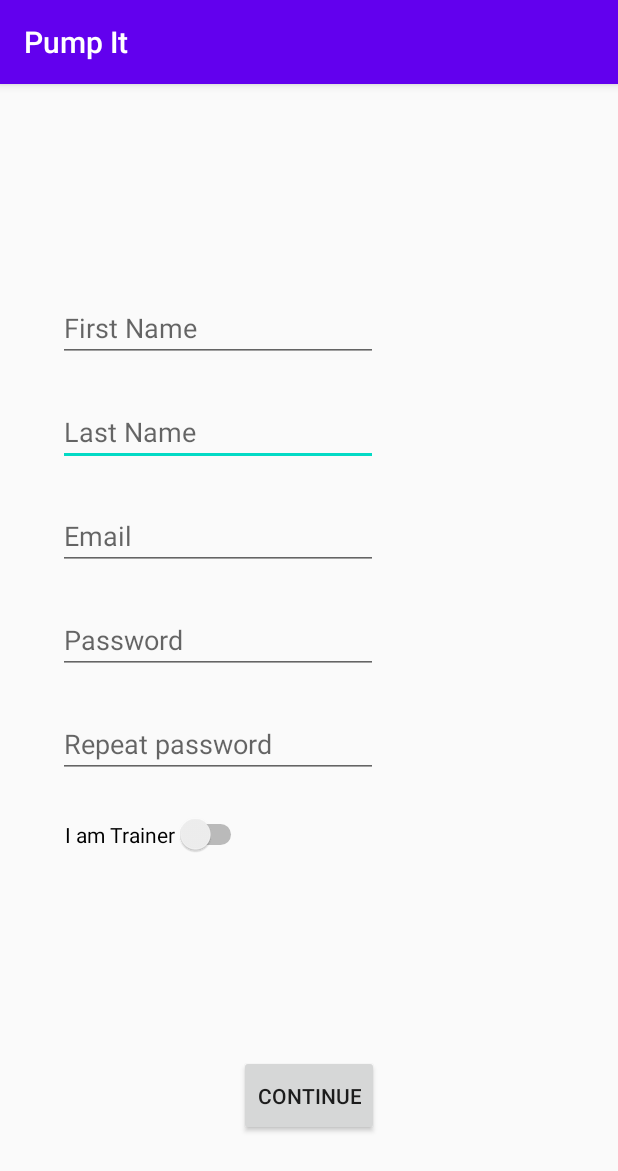
After one commit to ChocolateWarrior/Pump-It, an Android app: the RegistrationActivity screen opened directly, with no data from a screen before it, on a phone screen of 412 x 824 dp. The commit adds this screen. Shown: the top 1171 px of the screen. Run offline under Robolectric (Android 15) with nearby library versions, the phone set to English and light mode, and no system bars.

Commit message:
Added first step registration activity

```diff
--- a/app/src/main/AndroidManifest.xml
+++ b/app/src/main/AndroidManifest.xml
@@ -4,12 +4,13 @@
 
     <application
         android:allowBackup="true"
+        android:fullBackupContent="@xml/backup_descriptor"
         android:icon="@mipmap/pump_it_launcher"
         android:label="@string/app_name"
         android:roundIcon="@mipmap/pump_it_launcher_round"
         android:supportsRtl="true"
-        android:theme="@style/AppTheme"
-        android:fullBackupContent="@xml/backup_descriptor">
+        android:theme="@style/AppTheme">
+        <activity android:name=".ui.view.activity.RegistrationActivity"></activity>
         <activity android:name=".ui.view.activity.MainActivity">
             <intent-filter>
                 <action android:name="android.intent.action.MAIN" />
--- a/app/src/main/java/com/pumpit/app/ui/view/activity/MainActivity.java
+++ b/app/src/main/java/com/pumpit/app/ui/view/activity/MainActivity.java
@@ -2,15 +2,29 @@ package com.pumpit.app.ui.view.activity;
 
 import androidx.appcompat.app.AppCompatActivity;
 
+import android.content.Intent;
 import android.os.Bundle;
+import android.view.View;
+import android.widget.Button;
 
 import com.pumpit.app.R;
 
 public class MainActivity extends AppCompatActivity {
 
+    private Button test;
+
     @Override
     protected void onCreate(Bundle savedInstanceState) {
         super.onCreate(savedInstanceState);
         setContentView(R.layout.activity_main);
+
+        test = findViewById(R.id.test);
+
+        test.setOnClickListener(new View.OnClickListener() {
+            @Override
+            public void onClick(View v) {
+                startActivity(new Intent(getApplicationContext(), RegistrationActivity.class));
+            }
+        });
     }
 }
--- /dev/null
+++ b/app/src/main/java/com/pumpit/app/ui/view/activity/RegistrationActivity.java
@@ -0,0 +1,121 @@
+package com.pumpit.app.ui.view.activity;
+
+import android.os.Bundle;
+import android.text.Editable;
+import android.text.TextUtils;
+import android.text.TextWatcher;
+import android.util.Patterns;
+import android.view.View;
+import android.widget.Button;
+import android.widget.EditText;
+import android.widget.Switch;
+
+import androidx.appcompat.app.AppCompatActivity;
+
+import com.pumpit.app.R;
+
+public class RegistrationActivity extends AppCompatActivity {
+
+    private static final String FIRST_NAME_REQUIRED_MESSAGE = "First name is required!";
+    private static final String LAST_NAME_REQUIRED_MESSAGE = "Last name is required!";
+    private static final String EMAIL_REQUIRED_MESSAGE = "E-mail is required!";
+    private static final String EMAIL_NOT_VALID = "E-mail address is not valid!";
+    private static final String PASSWORD_REQUIRED_MESSAGE = "Password is required!";
+    private static final String PASSWORDS_DO_NOT_MATCH_MESSAGE = "Passwords do not match!";
+
+    private EditText firstName;
+    private EditText lastName;
+    private EditText email;
+    private EditText password;
+    private EditText repeatPassword;
+    private Switch trainerFlag;
+    private Button continueRegistration;
+
+    @Override
+    protected void onCreate(Bundle savedInstanceState) {
+        super.onCreate(savedInstanceState);
+        setContentView(R.layout.activity_registration);
+
+        initUI();
+        initListeners();
+    }
+
+    private void initUI() {
+        firstName = findViewById(R.id.firstName);
+        lastName = findViewById(R.id.lastName);
+        email = findViewById(R.id.email);
+        password = findViewById(R.id.password);
+        repeatPassword = findViewById(R.id.repeatPassword);
+        trainerFlag = findViewById(R.id.trainerFlag);
+        continueRegistration = findViewById(R.id.continueRegistration);
+    }
+
+    private void initListeners() {
+        setRepeatPasswordListener();
+        setContinueRegistrationListener();
+    }
+
+    private void checkDataValid() {
+        if (isEmpty(firstName)) showMessage(firstName, FIRST_NAME_REQUIRED_MESSAGE);
+        if (isEmpty(lastName)) showMessage(lastName, LAST_NAME_REQUIRED_MESSAGE);
+        if (isEmpty(email)) showMessage(email, EMAIL_REQUIRED_MESSAGE);
+        if (isEmpty(password)) showMessage(password, PASSWORD_REQUIRED_MESSAGE);
+        if (!isEmail(email)) showMessage(email, EMAIL_NOT_VALID);
+    }
+
+    private boolean isEmpty(final EditText text) {
+        return TextUtils.isEmpty(text.getText().toString());
+    }
+
+    private void showMessage(final EditText text, final String message) {
+        text.setError(message);
+    }
+
+    private boolean isEquals(final EditText text1, final EditText text2) {
+        return text1.getText().toString()
+                .equals(text2.getText().toString());
+    }
+
+    private boolean isEmail(final EditText text) {
+        return Patterns.EMAIL_ADDRESS.matcher(text.getText().toString()).matches();
+    }
+
+    private void clearErrorMessages() {
+        firstName.setError(null);
+        lastName.setError(null);
+        email.setError(null);
+        password.setError(null);
+        repeatPassword.setError(null);
+    }
+
+    private void setRepeatPasswordListener() {
+        repeatPassword.addTextChangedListener(new TextWatcher() {
+            @Override
+            public void beforeTextChanged(CharSequence s, int start, int count, int after) {
+
+            }
+
+            @Override
+            public void onTextChanged(CharSequence s, int start, int before, int count) {
+                System.out.println(password.getText().toString());
+                System.out.println(repeatPassword.getText().toString());
+                if (!isEquals(password, repeatPassword)) showMessage(repeatPassword, PASSWORDS_DO_NOT_MATCH_MESSAGE);
+            }
+
+            @Override
+            public void afterTextChanged(Editable s) {
+
+            }
+        });
+    }
+
+    private void setContinueRegistrationListener() {
+        continueRegistration.setOnClickListener(new View.OnClickListener(){
+            @Override
+            public void onClick(View v) {
+                clearErrorMessages();
+                checkDataValid();
+            }
+        });
+    }
+}
--- a/app/src/main/res/layout/activity_main.xml
+++ b/app/src/main/res/layout/activity_main.xml
@@ -6,13 +6,11 @@
     android:layout_height="match_parent"
     tools:context=".ui.view.activity.MainActivity">
 
-    <TextView
+    <Button
+        android:id="@+id/test"
         android:layout_width="wrap_content"
         android:layout_height="wrap_content"
-        android:text="Hello World!"
-        app:layout_constraintBottom_toBottomOf="parent"
-        app:layout_constraintLeft_toLeftOf="parent"
-        app:layout_constraintRight_toRightOf="parent"
-        app:layout_constraintTop_toTopOf="parent" />
-
+        android:text="Go BRRRR"
+        tools:layout_editor_absoluteX="174dp"
+        tools:layout_editor_absoluteY="287dp" />
 </androidx.constraintlayout.widget.ConstraintLayout>
--- /dev/null
+++ b/app/src/main/res/layout/activity_registration.xml
@@ -0,0 +1,103 @@
+<?xml version="1.0" encoding="utf-8"?>
+<androidx.constraintlayout.widget.ConstraintLayout xmlns:android="http://schemas.android.com/apk/res/android"
+    xmlns:app="http://schemas.android.com/apk/res-auto"
+    xmlns:tools="http://schemas.android.com/tools"
+    android:id="@+id/firstRegistrationStepActivity"
+    android:layout_width="match_parent"
+    android:layout_height="match_parent"
+    tools:context=".ui.view.activity.RegistrationActivity">
+
+    <EditText
+        android:id="@+id/lastName"
+        android:layout_width="wrap_content"
+        android:layout_height="0dp"
+        android:layout_marginStart="40dp"
+        android:layout_marginTop="24dp"
+        android:layout_marginEnd="161dp"
+        android:ems="10"
+        android:hint="Last Name"
+        android:inputType="textPersonName"
+        app:layout_constraintEnd_toEndOf="parent"
+        app:layout_constraintStart_toStartOf="parent"
+        app:layout_constraintTop_toBottomOf="@+id/firstName" />
+
+    <EditText
+        android:id="@+id/firstName"
+        android:layout_width="wrap_content"
+        android:layout_height="wrap_content"
+        android:layout_marginStart="40dp"
+        android:layout_marginTop="140dp"
+        android:layout_marginEnd="161dp"
+        android:ems="10"
+        android:hint="First Name"
+        android:inputType="textPersonName"
+        app:layout_constraintEnd_toEndOf="parent"
+        app:layout_constraintStart_toStartOf="parent"
+        app:layout_constraintTop_toTopOf="parent" />
+
+    <EditText
+        android:id="@+id/email"
+        android:layout_width="wrap_content"
+        android:layout_height="0dp"
+        android:layout_marginStart="40dp"
+        android:layout_marginTop="24dp"
+        android:layout_marginEnd="161dp"
+        android:ems="10"
+        android:hint="Email"
+        android:inputType="textEmailAddress"
+        app:layout_constraintEnd_toEndOf="parent"
+        app:layout_constraintStart_toStartOf="parent"
+        app:layout_constraintTop_toBottomOf="@+id/lastName" />
+
+    <EditText
+        android:id="@+id/password"
+        android:layout_width="wrap_content"
+        android:layout_height="0dp"
+        android:layout_marginStart="40dp"
+        android:layout_marginTop="24dp"
+        android:layout_marginEnd="161dp"
+        android:ems="10"
+        android:hint="Password"
+        android:inputType="textPassword"
+        app:layout_constraintEnd_toEndOf="parent"
+        app:layout_constraintStart_toStartOf="parent"
+        app:layout_constraintTop_toBottomOf="@+id/email" />
+
+    <EditText
+        android:id="@+id/repeatPassword"
+        android:layout_width="wrap_content"
+        android:layout_height="0dp"
+        android:layout_marginStart="40dp"
+        android:layout_marginTop="24dp"
+        android:layout_marginEnd="161dp"
+        android:ems="10"
+        android:hint="Repeat password"
+        android:inputType="textPassword"
+        app:layout_constraintEnd_toEndOf="parent"
+        app:layout_constraintStart_toStartOf="parent"
+        app:layout_constraintTop_toBottomOf="@+id/password" />
+
+    <Switch
+        android:id="@+id/trainerFlag"
+        android:layout_width="wrap_content"
+        android:layout_height="0dp"
+        android:layout_marginStart="43dp"
+        android:layout_marginTop="24dp"
+        android:layout_marginEnd="247dp"
+        android:text="I am Trainer"
+        app:layout_constraintEnd_toEndOf="parent"
+        app:layout_constraintStart_toStartOf="parent"
+        app:layout_constraintTop_toBottomOf="@+id/repeatPassword" />
+
+    <Button
+        android:id="@+id/continueRegistration"
+        android:layout_width="wrap_content"
+        android:layout_height="54dp"
+        android:text="Continue"
+        app:layout_constraintBottom_toBottomOf="parent"
+        app:layout_constraintEnd_toEndOf="parent"
+        app:layout_constraintStart_toStartOf="parent"
+        app:layout_constraintTop_toBottomOf="@+id/trainerFlag"
+        app:layout_constraintVertical_bias="0.666" />
+
+</androidx.constraintlayout.widget.ConstraintLayout>
```
